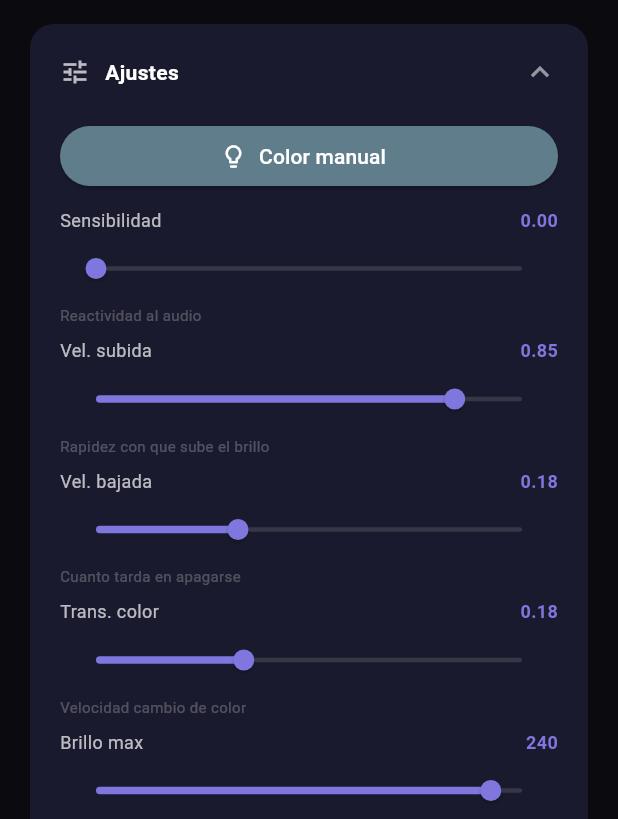
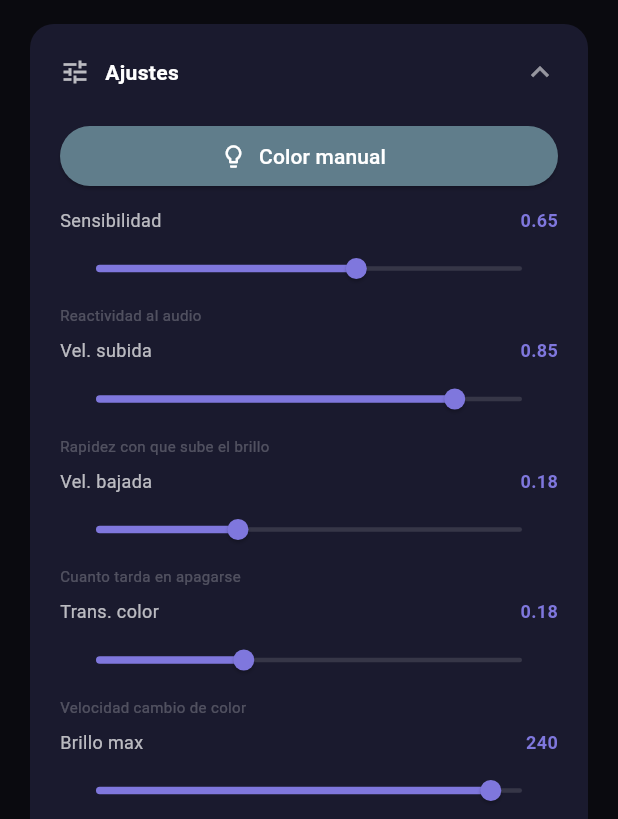
Before and after one commit to JuanPabl045/ledcar, a Flutter app: the screen it shows after launch, after a tap on "Conectar", after a tap on "Ajustes", on a phone screen of 412 x 824 dp, the part 417-1236 px from its top. Run offline on Flutter 3.47's test engine with Material 3 defaults, Android fonts, the phone set to English and light mode, and no system bars; our stand-ins replace flutter_blue_plus, shared_preferences.

Commit message:
fix: resolver 6 bugs críticos reportados (variables shaming, congelamiento EMA, slow color lerp, rango de gamma, guardias mounted, dispose) y agregar persistencia con shared_preferences

```diff
--- a/lib/screens/home_screen.dart
+++ b/lib/screens/home_screen.dart
@@ -5,6 +5,7 @@ import 'package:flutter/services.dart';
 import '../services/ble_manager.dart';
 import '../services/audio_capture_service.dart';
 import '../widgets/debug_visualizer.dart';
+import 'package:shared_preferences/shared_preferences.dart';
 
 class LedCommand {
   final int tipo, r, g, b, brillo, patron, offsetMs;
@@ -60,7 +61,6 @@ class _HomeScreenState extends State<HomeScreen> with WidgetsBindingObserver {
   String _detectedClass = '';
   String _detectedSection = '';
   String _lastInstrument = 'mixed';
-  double _lastCentroid = 0.0;
   bool _isEnergetic = false;
   List<int>? _lastSentBytes;
   int _beatBpm = 0;
@@ -101,7 +101,7 @@ class _HomeScreenState extends State<HomeScreen> with WidgetsBindingObserver {
   // Settings
   double _intensidadGlobal = 1.2;
   double _lerpSpeed = 0.18; // transiciones más visibles
-  double _emaAlpha = 0.0; // DESACTIVAR EMA en Dart — Kotlin ya lo hace
+  double _emaAlpha = 0.65;
   double _brAttack = 0.85; // subida casi instantánea
   double _brRelease = 0.18; // bajada más suave para dejar un rastro (afterglow)
   double _maxBri = 240.0;
@@ -111,7 +111,7 @@ class _HomeScreenState extends State<HomeScreen> with WidgetsBindingObserver {
 
   static const double _defIntensidadGlobal = 1.2;
   static const double _defLerpSpeed = 0.18;
-  static const double _defEmaAlpha = 0.0;
+  static const double _defEmaAlpha = 0.65;
   static const double _defBrAttack = 0.85;
   static const double _defBrRelease = 0.18;
   static const double _defMaxBri = 240.0;
@@ -135,7 +135,8 @@ class _HomeScreenState extends State<HomeScreen> with WidgetsBindingObserver {
     _ble.sendCommand(bytes);
   }
 
-  void _restoreDefaults() => setState(() {
+  void _restoreDefaults() {
+    setState(() {
       _lerpSpeed = _defLerpSpeed;
       _emaAlpha = _defEmaAlpha;
       _brAttack = _defBrAttack;
@@ -145,6 +146,8 @@ class _HomeScreenState extends State<HomeScreen> with WidgetsBindingObserver {
       _silenceThreshold = _defSilenceThreshold;
       _intensidadGlobal = _defIntensidadGlobal;
     });
+    _saveSettings();
+  }
 
   double _normalizeDynamic(double raw) {
     final x = raw.clamp(0.0, 1.0);
@@ -186,8 +189,36 @@ class _HomeScreenState extends State<HomeScreen> with WidgetsBindingObserver {
     return 0.74 + (0.52 * pulse);
   }
 
+
+  Future<void> _loadSettings() async {
+    final prefs = await SharedPreferences.getInstance();
+    setState(() {
+      _intensidadGlobal = prefs.getDouble('intensidadGlobal') ?? _defIntensidadGlobal;
+      _lerpSpeed = prefs.getDouble('lerpSpeed') ?? _defLerpSpeed;
+      _emaAlpha = prefs.getDouble('emaAlpha') ?? _defEmaAlpha;
+      _brAttack = prefs.getDouble('brAttack') ?? _defBrAttack;
+      _brRelease = prefs.getDouble('brRelease') ?? _defBrRelease;
+      _maxBri = prefs.getDouble('maxBri') ?? _defMaxBri;
+      _gamma = prefs.getDouble('gamma') ?? _defGamma;
+      _silenceThreshold = prefs.getDouble('silenceThreshold') ?? _defSilenceThreshold;
+    });
+  }
+
+  Future<void> _saveSettings() async {
+    final prefs = await SharedPreferences.getInstance();
+    await prefs.setDouble('intensidadGlobal', _intensidadGlobal);
+    await prefs.setDouble('lerpSpeed', _lerpSpeed);
+    await prefs.setDouble('emaAlpha', _emaAlpha);
+    await prefs.setDouble('brAttack', _brAttack);
+    await prefs.setDouble('brRelease', _brRelease);
+    await prefs.setDouble('maxBri', _maxBri);
+    await prefs.setDouble('gamma', _gamma);
+    await prefs.setDouble('silenceThreshold', _silenceThreshold);
+  }
+
   @override
   void initState() {
+    _loadSettings();
     super.initState();
     WidgetsBinding.instance.addObserver(this);
     _ble.connectionStream.listen((c) {
@@ -246,6 +277,7 @@ class _HomeScreenState extends State<HomeScreen> with WidgetsBindingObserver {
         if (!_bleConnected) {
           if ((nowMs - _lastBleRetryMs) > 5000 && !_bleScanning) {
             _lastBleRetryMs = nowMs;
+            if (!mounted) return;
             _connectBle();
           }
           return;
@@ -263,8 +295,6 @@ class _HomeScreenState extends State<HomeScreen> with WidgetsBindingObserver {
         if (_modoManual) return;
 
         if (result.isFastUpdate) {
-          final e = result.energy.clamp(0.0, 1.0);
-          final bass = result.bassEnergy.clamp(0.0, 1.0);
           final vocal = result.vocalEnergy.clamp(0.0, 1.0);
           double tension = result.tension.clamp(0.0, 1.0);
 
@@ -367,7 +397,7 @@ class _HomeScreenState extends State<HomeScreen> with WidgetsBindingObserver {
           _targetB = _targetB.clamp(0.0, 255.0);
 
           // Transición de color EXTREMADAMENTE suave (amigable)
-          const double slowColorLerp = 0.015; // ~1.5 segundos para cambiar de color
+          const double slowColorLerp = 0.06; // ~1.5 segundos para cambiar de color
           _curR += (_targetR - _curR) * slowColorLerp;
           _curG += (_targetG - _curG) * slowColorLerp;
           _curB += (_targetB - _curB) * slowColorLerp;
@@ -519,6 +549,7 @@ class _HomeScreenState extends State<HomeScreen> with WidgetsBindingObserver {
     WidgetsBinding.instance.removeObserver(this);
     _ble.dispose();
     _audioCapture?.dispose();
+    _debugNotifier.dispose();
     super.dispose();
   }
 
@@ -825,8 +856,8 @@ class _HomeScreenState extends State<HomeScreen> with WidgetsBindingObserver {
                   _slider(
                     'Contraste',
                     _gamma,
-                    0.4,
-                    2.0,
+                    0.3,
+                    3.0,
                     (v) => _gamma = v,
                     desc: 'Bajo=luz suave, Alto=solo picos',
                   ),
@@ -996,7 +1027,10 @@ class _HomeScreenState extends State<HomeScreen> with WidgetsBindingObserver {
               value: value.clamp(min, max),
               min: min,
               max: max,
-              onChanged: (v) => setState(() => onChanged(v)),
+              onChanged: (v) {
+                setState(() => onChanged(v));
+                _saveSettings();
+              },
             ),
           ),
           if (desc.isNotEmpty)
--- a/pubspec.yaml
+++ b/pubspec.yaml
@@ -11,6 +11,7 @@ dependencies:
   flutter:
     sdk: flutter
   flutter_blue_plus: ^1.31.0
+  shared_preferences: ^2.5.5
 
 dev_dependencies:
   flutter_test:
```
Also changed, not shown: pubspec.lock. Lines whose indentation alone changed are shown as unchanged.
